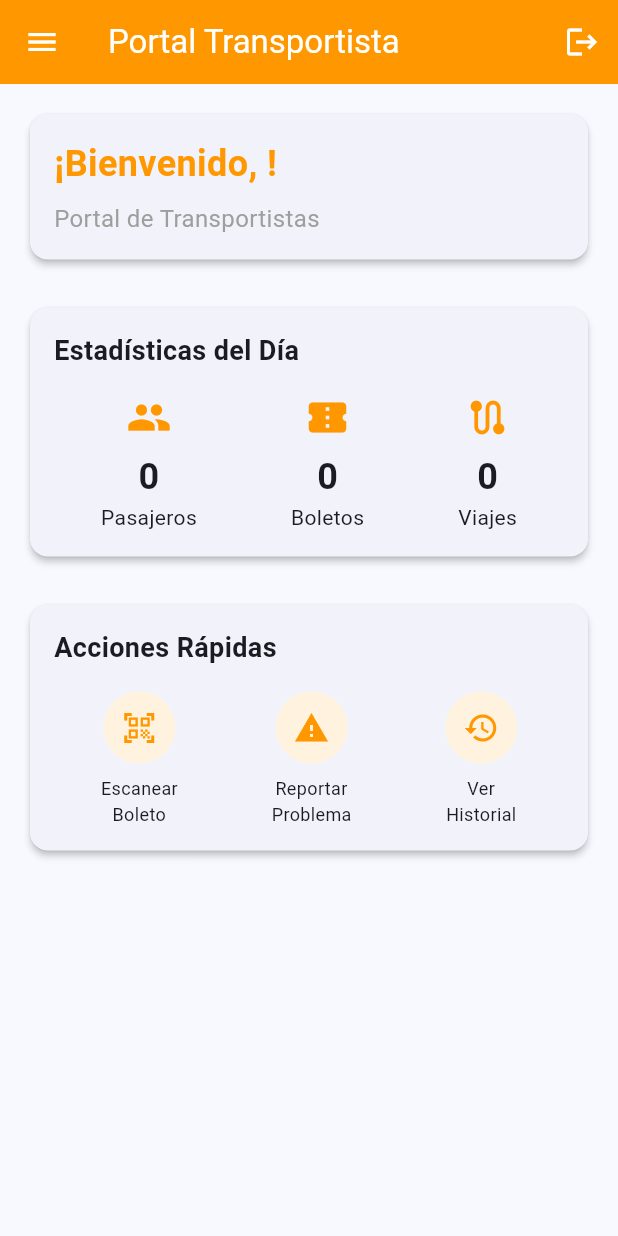
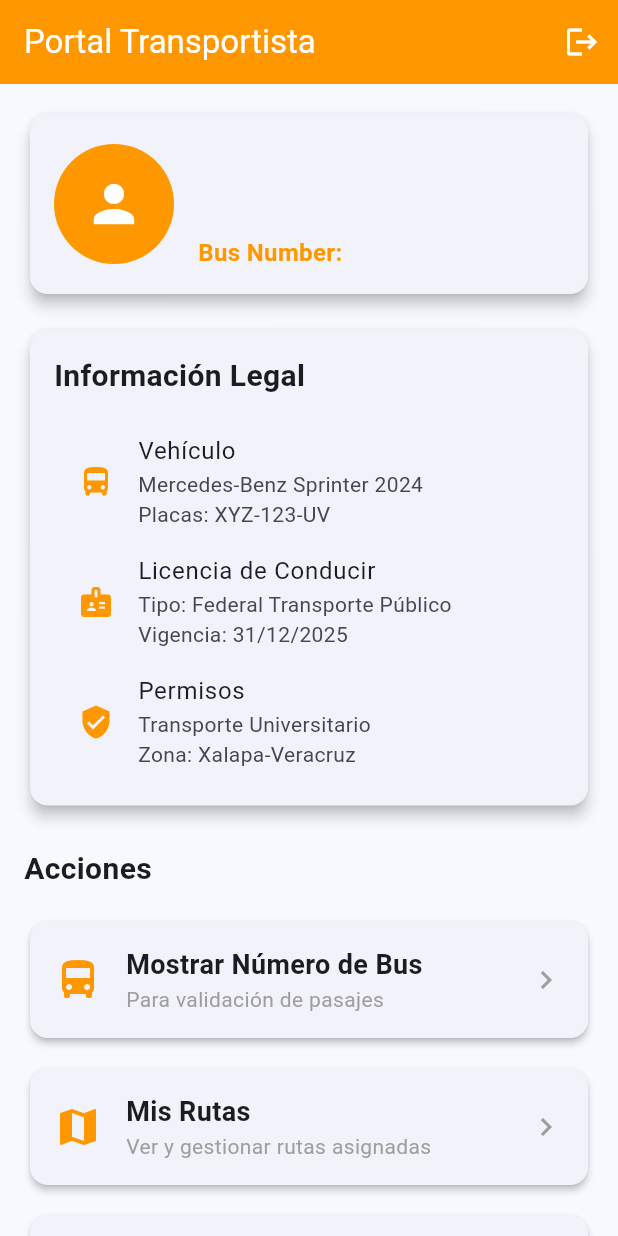
Before and after one commit to MichellPolicarpio/MobiPass, a Flutter app: the DriverHomeScreen screen opened directly with empty values, on a phone screen of 412 x 824 dp. Run offline on Flutter 3.47's test engine with Material 3 defaults, Android fonts, the phone set to English and light mode, and no system bars.

Commit message:
Update driver home screen to show bus number instead of matricula

```diff
--- a/lib/screens/driver_home_screen.dart
+++ b/lib/screens/driver_home_screen.dart
@@ -1,4 +1,5 @@
 import 'package:flutter/material.dart';
+import 'package:flutter/services.dart';
 import '../models/user.dart';
 
 class DriverHomeScreen extends StatefulWidget {
@@ -14,6 +15,93 @@ class DriverHomeScreen extends StatefulWidget {
 }
 
 class _DriverHomeScreenState extends State<DriverHomeScreen> {
+  void _showDriverIdDialog() {
+    showDialog(
+      context: context,
+      builder: (BuildContext context) {
+        return AlertDialog(
+          title: const Row(
+            children: [
+              Icon(Icons.directions_bus, color: Colors.orange, size: 28),
+              SizedBox(width: 8),
+              Text('Identificador del Bus'),
+            ],
+          ),
+          content: Column(
+            mainAxisSize: MainAxisSize.min,
+            crossAxisAlignment: CrossAxisAlignment.start,
+            children: [
+              const Text(
+                'Muestra este número al usuario para validar el bus:',
+                style: TextStyle(fontSize: 16),
+              ),
+              const SizedBox(height: 24),
+              Container(
+                padding: const EdgeInsets.all(16),
+                decoration: BoxDecoration(
+                  color: Colors.orange.shade50,
+                  borderRadius: BorderRadius.circular(8),
+                  border: Border.all(color: Colors.orange.shade200),
+                ),
+                child: Row(
+                  mainAxisAlignment: MainAxisAlignment.center,
+                  children: [
+                    Text(
+                      widget.user.busNumber ?? 'No asignado',
+                      style: const TextStyle(
+                        fontSize: 32,
+                        fontWeight: FontWeight.bold,
+                        letterSpacing: 2,
+                        color: Colors.orange,
+                      ),
+                    ),
+                    const SizedBox(width: 12),
+                    IconButton(
+                      icon: const Icon(Icons.copy, color: Colors.orange),
+                      onPressed: () {
+                        if (widget.user.busNumber != null) {
+                          Clipboard.setData(ClipboardData(text: widget.user.busNumber!));
+                          ScaffoldMessenger.of(context).showSnackBar(
+                            const SnackBar(
+                              content: Text('Número de bus copiado al portapapeles'),
+                              backgroundColor: Colors.green,
+                            ),
+                          );
+                        }
+                      },
+                      tooltip: 'Copiar al portapapeles',
+                    ),
+                  ],
+                ),
+              ),
+              const SizedBox(height: 16),
+              const Text(
+                'Instrucciones:',
+                style: TextStyle(
+                  fontSize: 16,
+                  fontWeight: FontWeight.bold,
+                ),
+              ),
+              const SizedBox(height: 8),
+              const Text(
+                '1. El usuario debe ingresar este número en su app\n'
+                '2. Verifica que el número ingresado coincida\n'
+                '3. Confirma el pasaje una vez validado',
+                style: TextStyle(fontSize: 14),
+              ),
+            ],
+          ),
+          actions: [
+            TextButton(
+              onPressed: () => Navigator.of(context).pop(),
+              child: const Text('Cerrar'),
+            ),
+          ],
+        );
+      },
+    );
+  }
+
   @override
   Widget build(BuildContext context) {
     return Scaffold(
@@ -34,182 +122,58 @@ class _DriverHomeScreenState extends State<DriverHomeScreen> {
           ),
         ],
       ),
-      drawer: Drawer(
-        child: ListView(
-          padding: EdgeInsets.zero,
-          children: [
-            DrawerHeader(
-              decoration: const BoxDecoration(
-                color: Colors.orange,
-              ),
-              child: Column(
-                crossAxisAlignment: CrossAxisAlignment.start,
-                children: [
-                  const CircleAvatar(
-                    radius: 30,
-                    backgroundColor: Colors.white,
-                    child: Icon(Icons.person, size: 35, color: Colors.orange),
-                  ),
-                  const SizedBox(height: 10),
-                  Text(
-                    widget.user.name,
-                    style: const TextStyle(
-                      color: Colors.white,
-                      fontSize: 18,
-                    ),
-                  ),
-                  Text(
-                    widget.user.email,
-                    style: const TextStyle(
-                      color: Colors.white70,
-                      fontSize: 14,
-                    ),
-                  ),
-                ],
-              ),
-            ),
-            ListTile(
-              leading: const Icon(Icons.qr_code_scanner),
-              title: const Text('Escanear Boleto'),
-              onTap: () {
-                // TODO: Implementar escaneo de boletos
-                Navigator.pop(context);
-                ScaffoldMessenger.of(context).showSnackBar(
-                  const SnackBar(content: Text('Función por implementar')),
-                );
-              },
-            ),
-            ListTile(
-              leading: const Icon(Icons.history),
-              title: const Text('Historial de Viajes'),
-              onTap: () {
-                // TODO: Implementar historial de viajes
-                Navigator.pop(context);
-                ScaffoldMessenger.of(context).showSnackBar(
-                  const SnackBar(content: Text('Función por implementar')),
-                );
-              },
-            ),
-            ListTile(
-              leading: const Icon(Icons.report),
-              title: const Text('Reportar Problema'),
-              onTap: () {
-                // TODO: Implementar reporte de problemas
-                Navigator.pop(context);
-                ScaffoldMessenger.of(context).showSnackBar(
-                  const SnackBar(content: Text('Función por implementar')),
-                );
-              },
-            ),
-            const Divider(),
-            ListTile(
-              leading: const Icon(Icons.logout),
-              title: const Text('Cerrar Sesión'),
-              onTap: () {
-                Navigator.pushNamedAndRemoveUntil(
-                  context,
-                  '/',
-                  (route) => false,
-                );
-              },
-            ),
-          ],
-        ),
-      ),
       body: SingleChildScrollView(
         child: Padding(
           padding: const EdgeInsets.all(16.0),
           child: Column(
             crossAxisAlignment: CrossAxisAlignment.stretch,
             children: [
+              // Información del Transportista
               Card(
-                elevation: 2,
+                elevation: 4,
                 child: Padding(
                   padding: const EdgeInsets.all(16.0),
                   child: Column(
                     crossAxisAlignment: CrossAxisAlignment.start,
                     children: [
-                      Text(
-                        '¡Bienvenido, ${widget.user.name}!',
-                        style: const TextStyle(
-                          fontSize: 24,
-                          fontWeight: FontWeight.bold,
-                          color: Colors.orange,
-                        ),
-                      ),
-                      const SizedBox(height: 8),
-                      const Text(
-                        'Portal de Transportistas',
-                        style: TextStyle(
-                          fontSize: 16,
-                          color: Colors.grey,
-                        ),
-                      ),
-                    ],
-                  ),
-                ),
-              ),
-              const SizedBox(height: 24),
-              // Estadísticas del día
-              const Card(
-                elevation: 2,
-                child: Padding(
-                  padding: EdgeInsets.all(16.0),
-                  child: Column(
-                    crossAxisAlignment: CrossAxisAlignment.start,
-                    children: [
-                      Text(
-                        'Estadísticas del Día',
-                        style: TextStyle(
-                          fontSize: 18,
-                          fontWeight: FontWeight.bold,
-                        ),
-                      ),
-                      SizedBox(height: 16),
                       Row(
-                        mainAxisAlignment: MainAxisAlignment.spaceAround,
                         children: [
-                          Column(
-                            children: [
-                              Icon(Icons.people, color: Colors.orange, size: 30),
-                              SizedBox(height: 8),
-                              Text(
-                                '0',
-                                style: TextStyle(
-                                  fontSize: 24,
-                                  fontWeight: FontWeight.bold,
+                          const CircleAvatar(
+                            radius: 40,
+                            backgroundColor: Colors.orange,
+                            child: Icon(Icons.person, size: 40, color: Colors.white),
+                          ),
+                          const SizedBox(width: 16),
+                          Expanded(
+                            child: Column(
+                              crossAxisAlignment: CrossAxisAlignment.start,
+                              children: [
+                                Text(
+                                  widget.user.name,
+                                  style: const TextStyle(
+                                    fontSize: 24,
+                                    fontWeight: FontWeight.bold,
+                                  ),
                                 ),
-                              ),
-                              Text('Pasajeros'),
-                            ],
-                          ),
-                          Column(
-                            children: [
-                              Icon(Icons.confirmation_number, color: Colors.orange, size: 30),
-                              SizedBox(height: 8),
-                              Text(
-                                '0',
-                                style: TextStyle(
-                                  fontSize: 24,
-                                  fontWeight: FontWeight.bold,
+                                const SizedBox(height: 4),
+                                Text(
+                                  widget.user.email,
+                                  style: const TextStyle(
+                                    fontSize: 16,
+                                    color: Colors.grey,
+                                  ),
                                 ),
-                              ),
-                              Text('Boletos'),
-                            ],
-                          ),
-                          Column(
-                            children: [
-                              Icon(Icons.route, color: Colors.orange, size: 30),
-                              SizedBox(height: 8),
-                              Text(
-                                '0',
-                                style: TextStyle(
-                                  fontSize: 24,
-                                  fontWeight: FontWeight.bold,
+                                const SizedBox(height: 4),
+                                Text(
+                                  'Bus Number: ${widget.user.busNumber ?? "No asignado"}',
+                                  style: const TextStyle(
+                                    fontSize: 16,
+                                    color: Colors.orange,
+                                    fontWeight: FontWeight.bold,
+                                  ),
                                 ),
-                              ),
-                              Text('Viajes'),
-                            ],
+                              ],
+                            ),
                           ),
                         ],
                       ),
@@ -217,61 +181,90 @@ class _DriverHomeScreenState extends State<DriverHomeScreen> {
                   ),
                 ),
               ),
-              const SizedBox(height: 24),
-              // Acciones rápidas
+              const SizedBox(height: 16),
+
+              // Información del Vehículo y Licencia
               Card(
-                elevation: 2,
+                elevation: 4,
                 child: Padding(
                   padding: const EdgeInsets.all(16.0),
                   child: Column(
                     crossAxisAlignment: CrossAxisAlignment.start,
                     children: [
                       const Text(
-                        'Acciones Rápidas',
+                        'Información Legal',
                         style: TextStyle(
-                          fontSize: 18,
+                          fontSize: 20,
                           fontWeight: FontWeight.bold,
                         ),
                       ),
                       const SizedBox(height: 16),
-                      Row(
-                        mainAxisAlignment: MainAxisAlignment.spaceAround,
-                        children: [
-                          _buildActionButton(
-                            icon: Icons.qr_code_scanner,
-                            label: 'Escanear\nBoleto',
-                            onTap: () {
-                              // TODO: Implementar escaneo
-                              ScaffoldMessenger.of(context).showSnackBar(
-                                const SnackBar(content: Text('Función por implementar')),
-                              );
-                            },
-                          ),
-                          _buildActionButton(
-                            icon: Icons.report_problem,
-                            label: 'Reportar\nProblema',
-                            onTap: () {
-                              // TODO: Implementar reporte
-                              ScaffoldMessenger.of(context).showSnackBar(
-                                const SnackBar(content: Text('Función por implementar')),
-                              );
-                            },
-                          ),
-                          _buildActionButton(
-                            icon: Icons.history,
-                            label: 'Ver\nHistorial',
-                            onTap: () {
-                              // TODO: Implementar historial
-                              ScaffoldMessenger.of(context).showSnackBar(
-                                const SnackBar(content: Text('Función por implementar')),
-                              );
-                            },
-                          ),
-                        ],
+                      const ListTile(
+                        leading: Icon(Icons.directions_bus, color: Colors.orange),
+                        title: Text('Vehículo'),
+                        subtitle: Text('Mercedes-Benz Sprinter 2024\nPlacas: XYZ-123-UV'),
+                      ),
+                      const ListTile(
+                        leading: Icon(Icons.badge, color: Colors.orange),
+                        title: Text('Licencia de Conducir'),
+                        subtitle: Text('Tipo: Federal Transporte Público\nVigencia: 31/12/2025'),
+                      ),
+                      const ListTile(
+                        leading: Icon(Icons.verified_user, color: Colors.orange),
+                        title: Text('Permisos'),
+                        subtitle: Text('Transporte Universitario\nZona: Xalapa-Veracruz'),
                       ),
                     ],
                   ),
                 ),
+              ),
+              const SizedBox(height: 24),
+
+              // Botones de Acción
+              const Text(
+                'Acciones',
+                style: TextStyle(
+                  fontSize: 20,
+                  fontWeight: FontWeight.bold,
+                ),
+              ),
+              const SizedBox(height: 16),
+
+              // Botón de Identificador de Bus
+              _buildActionButton(
+                icon: Icons.directions_bus,
+                title: 'Mostrar Número de Bus',
+                subtitle: 'Para validación de pasajes',
+                onTap: _showDriverIdDialog,
+              ),
+              const SizedBox(height: 12),
+
+              // Botón de Rutas
+              _buildActionButton(
+                icon: Icons.map,
+                title: 'Mis Rutas',
+                subtitle: 'Ver y gestionar rutas asignadas',
+                onTap: () {
+                  // TODO: Implementar vista de rutas
+                  ScaffoldMessenger.of(context).showSnackBar(
+                    const SnackBar(content: Text('Abriendo rutas...')),
+                  );
+                },
+              ),
+              const SizedBox(height: 12),
+
+              // Botón de Cerrar Sesión
+              _buildActionButton(
+                icon: Icons.logout,
+                title: 'Cerrar Sesión',
+                subtitle: 'Salir de la aplicación',
+                onTap: () {
+                  Navigator.pushNamedAndRemoveUntil(
+                    context,
+                    '/',
+                    (route) => false,
+                  );
+                },
               ),
             ],
           ),
@@ -282,28 +275,44 @@ class _DriverHomeScreenState extends State<DriverHomeScreen> {
 
   Widget _buildActionButton({
     required IconData icon,
-    required String label,
+    required String title,
+    required String subtitle,
     required VoidCallback onTap,
   }) {
-    return InkWell(
-      onTap: onTap,
-      child: Column(
-        children: [
-          Container(
-            padding: const EdgeInsets.all(12),
-            decoration: BoxDecoration(
-              color: Colors.orange.shade50,
-              shape: BoxShape.circle,
-            ),
-            child: Icon(icon, color: Colors.orange, size: 24),
+    return Card(
+      elevation: 2,
+      child: InkWell(
+        onTap: onTap,
+        child: Padding(
+          padding: const EdgeInsets.all(16.0),
+          child: Row(
+            children: [
+              Icon(icon, size: 32, color: Colors.orange),
+              const SizedBox(width: 16),
+              Expanded(
+                child: Column(
+                  crossAxisAlignment: CrossAxisAlignment.start,
+                  children: [
+                    Text(
+                      title,
+                      style: const TextStyle(
+                        fontSize: 18,
+                        fontWeight: FontWeight.bold,
+                      ),
+                    ),
+                    Text(
+                      subtitle,
+                      style: const TextStyle(
+                        color: Colors.grey,
+                      ),
+                    ),
+                  ],
+                ),
+              ),
+              const Icon(Icons.chevron_right, color: Colors.grey),
+            ],
           ),
-          const SizedBox(height: 8),
-          Text(
-            label,
-            textAlign: TextAlign.center,
-            style: const TextStyle(fontSize: 12),
-          ),
-        ],
+        ),
       ),
     );
   }
```
